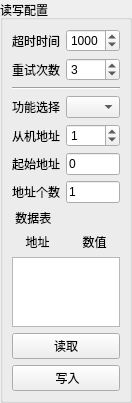
This is src/modbus/common/SAKModbusCommonClientSection.ui in x-tools-author/x-tools as Qt 5 draws it before an edit. The edited form follows.
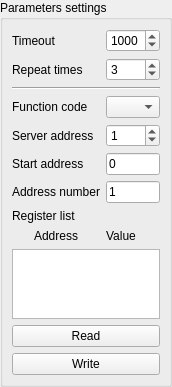
This is the edited form.

What changed in the file:
```diff
--- a/src/modbus/common/SAKModbusCommonClientSection.ui
+++ b/src/modbus/common/SAKModbusCommonClientSection.ui
@@ -6,7 +6,7 @@
    <rect>
     <x>0</x>
     <y>0</y>
-    <width>122</width>
+    <width>158</width>
     <height>364</height>
    </rect>
   </property>
@@ -35,7 +35,7 @@
       </sizepolicy>
      </property>
      <property name="title">
-      <string>读写配置</string>
+      <string>Parameters settings</string>
      </property>
      <layout class="QGridLayout" name="gridLayout">
       <item row="0" column="0">
@@ -47,7 +47,7 @@
          </sizepolicy>
         </property>
         <property name="text">
-         <string>超时时间</string>
+         <string>Timeout</string>
         </property>
        </widget>
       </item>
@@ -73,7 +73,7 @@
          </sizepolicy>
         </property>
         <property name="text">
-         <string>重试次数</string>
+         <string>Repeat times</string>
         </property>
        </widget>
       </item>
@@ -99,8 +99,14 @@
       </item>
       <item row="3" column="0">
        <widget class="QLabel" name="label_7">
+        <property name="sizePolicy">
+         <sizepolicy hsizetype="Fixed" vsizetype="Preferred">
+          <horstretch>0</horstretch>
+          <verstretch>0</verstretch>
+         </sizepolicy>
+        </property>
         <property name="text">
-         <string>功能选择</string>
+         <string>Function code</string>
         </property>
        </widget>
       </item>
@@ -117,13 +123,13 @@
       <item row="4" column="0">
        <widget class="QLabel" name="label_12">
         <property name="sizePolicy">
-         <sizepolicy hsizetype="Preferred" vsizetype="Preferred">
+         <sizepolicy hsizetype="Fixed" vsizetype="Preferred">
           <horstretch>0</horstretch>
           <verstretch>0</verstretch>
          </sizepolicy>
         </property>
         <property name="text">
-         <string>从机地址</string>
+         <string>Server address</string>
         </property>
        </widget>
       </item>
@@ -148,8 +154,14 @@
       </item>
       <item row="5" column="0">
        <widget class="QLabel" name="label_13">
+        <property name="sizePolicy">
+         <sizepolicy hsizetype="Fixed" vsizetype="Preferred">
+          <horstretch>0</horstretch>
+          <verstretch>0</verstretch>
+         </sizepolicy>
+        </property>
         <property name="text">
-         <string>起始地址</string>
+         <string>Start address</string>
         </property>
        </widget>
       </item>
@@ -168,8 +180,14 @@
       </item>
       <item row="6" column="0">
        <widget class="QLabel" name="label_14">
+        <property name="sizePolicy">
+         <sizepolicy hsizetype="Fixed" vsizetype="Preferred">
+          <horstretch>0</horstretch>
+          <verstretch>0</verstretch>
+         </sizepolicy>
+        </property>
         <property name="text">
-         <string>地址个数</string>
+         <string>Address number</string>
         </property>
        </widget>
       </item>
@@ -186,19 +204,18 @@
         </property>
        </widget>
       </item>
-      <item row="7" column="0">
-       <widget class="QLabel" name="label_15">
-        <property name="text">
-         <string> 数据表</string>
-        </property>
-       </widget>
-      </item>
       <item row="8" column="0" colspan="2">
        <layout class="QHBoxLayout" name="horizontalLayout">
         <item>
          <widget class="QLabel" name="label_18">
+          <property name="sizePolicy">
+           <sizepolicy hsizetype="Fixed" vsizetype="Preferred">
+            <horstretch>0</horstretch>
+            <verstretch>0</verstretch>
+           </sizepolicy>
+          </property>
           <property name="text">
-           <string>地址</string>
+           <string>Address</string>
           </property>
           <property name="alignment">
            <set>Qt::AlignCenter</set>
@@ -207,8 +224,14 @@
         </item>
         <item>
          <widget class="QLabel" name="label_10">
+          <property name="sizePolicy">
+           <sizepolicy hsizetype="Fixed" vsizetype="Preferred">
+            <horstretch>0</horstretch>
+            <verstretch>0</verstretch>
+           </sizepolicy>
+          </property>
           <property name="text">
-           <string>数值</string>
+           <string>Value</string>
           </property>
           <property name="alignment">
            <set>Qt::AlignCenter</set>
@@ -230,14 +253,27 @@
       <item row="10" column="0" colspan="2">
        <widget class="QPushButton" name="sendReadRequestPushButton">
         <property name="text">
-         <string>读取</string>
+         <string>Read</string>
         </property>
        </widget>
       </item>
       <item row="11" column="0" colspan="2">
        <widget class="QPushButton" name="sendWriteRequestPushButton">
         <property name="text">
-         <string> 写入</string>
+         <string>Write</string>
+        </property>
+       </widget>
+      </item>
+      <item row="7" column="0" colspan="2">
+       <widget class="QLabel" name="label_15">
+        <property name="sizePolicy">
+         <sizepolicy hsizetype="Fixed" vsizetype="Preferred">
+          <horstretch>0</horstretch>
+          <verstretch>0</verstretch>
+         </sizepolicy>
+        </property>
+        <property name="text">
+         <string>Register list</string>
         </property>
        </widget>
       </item>
```
